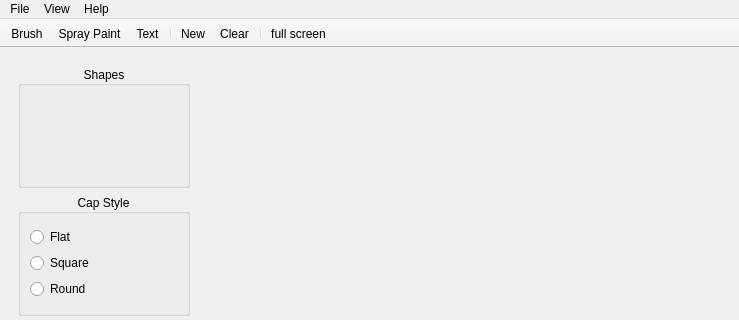
Old version of the form UI/Main.ui in the repository nerdraven/PaintApp; both pictures show x 0 to 739 and y 0 to 320 of the 739 by 611 pixel window.
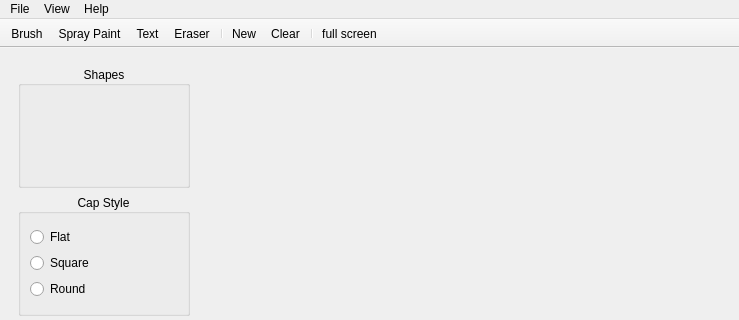
New version of the form.

```diff
--- a/UI/Main.ui
+++ b/UI/Main.ui
@@ -234,6 +234,7 @@
    <addaction name="toolbar_action_brush"/>
    <addaction name="action_spray_paint"/>
    <addaction name="toolbar_action_text"/>
+   <addaction name="action_eraser"/>
    <addaction name="separator"/>
    <addaction name="toolbar_action_new"/>
    <addaction name="toolbar_action_clear"/>
@@ -343,6 +344,14 @@
     <string>Clear</string>
    </property>
   </action>
+  <action name="action_eraser">
+   <property name="text">
+    <string>Eraser</string>
+   </property>
+   <property name="toolTip">
+    <string>Eraser</string>
+   </property>
+  </action>
  </widget>
  <resources/>
  <connections/>
```
